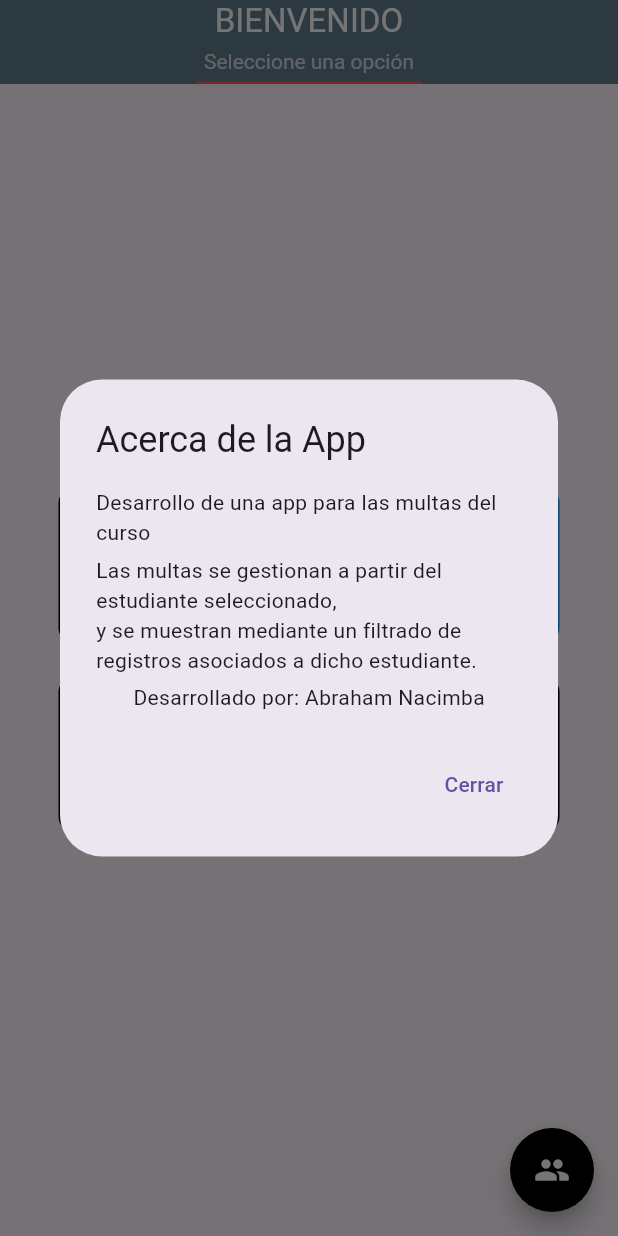
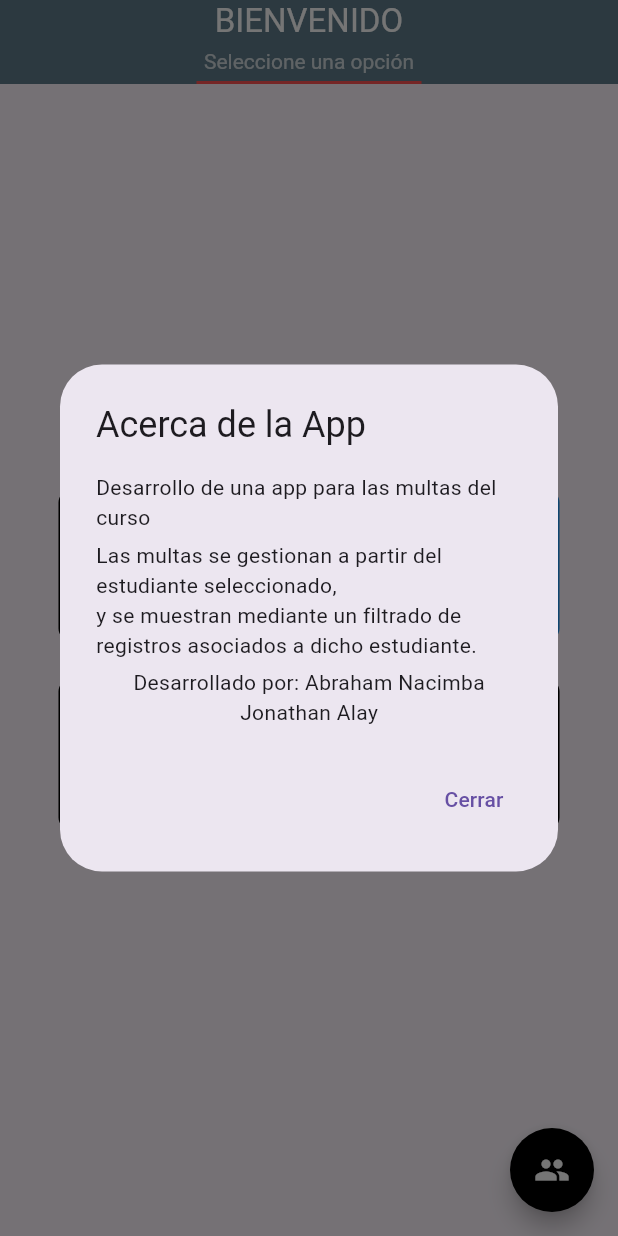
Before and after one commit to ADNC0/grupal, a Flutter app: the screen it shows after launch, after a tap on the "group" icon, on a phone screen of 412 x 824 dp. Run offline on Flutter 3.47's test engine with Material 3 defaults, Android fonts, the phone set to English and light mode, and no system bars; our stand-ins replace sqflite; accounts and stored records are empty.

Commit message:
Visualizacion de los datos en la lista

```diff
--- a/lib/screens/estudiante/estudiante_screen.dart
+++ b/lib/screens/estudiante/estudiante_screen.dart
@@ -63,8 +63,8 @@ class _EstudianteScreenState extends State<EstudianteScreen> {
                 final estudiante = estudiantes[i];
                 return Card(
                   child: ListTile(
-                    title: Text(estudiante.nombre),
-                    subtitle: Text(estudiante.curso),
+                    title: Text('${estudiante.nombre} ${estudiante.apellido}'),
+                    subtitle: Text('${estudiante.curso} - ${estudiante.paralelo} - ${estudiante.cedula}'),
                     trailing: Row(
                       mainAxisSize: MainAxisSize.min,
                       children: [
--- a/lib/screens/home_screen.dart
+++ b/lib/screens/home_screen.dart
@@ -139,6 +139,7 @@ class HomeScreen extends StatelessWidget {
               Text("y se muestran mediante un filtrado de registros asociados a dicho estudiante."),
               SizedBox(height: 5),
               Text("Desarrollado por: Abraham Nacimba"),
+              Text(" Jonathan Alay "),
             ],
           ),
           actions: [
```
Also changed, not shown: pubspec.lock.
